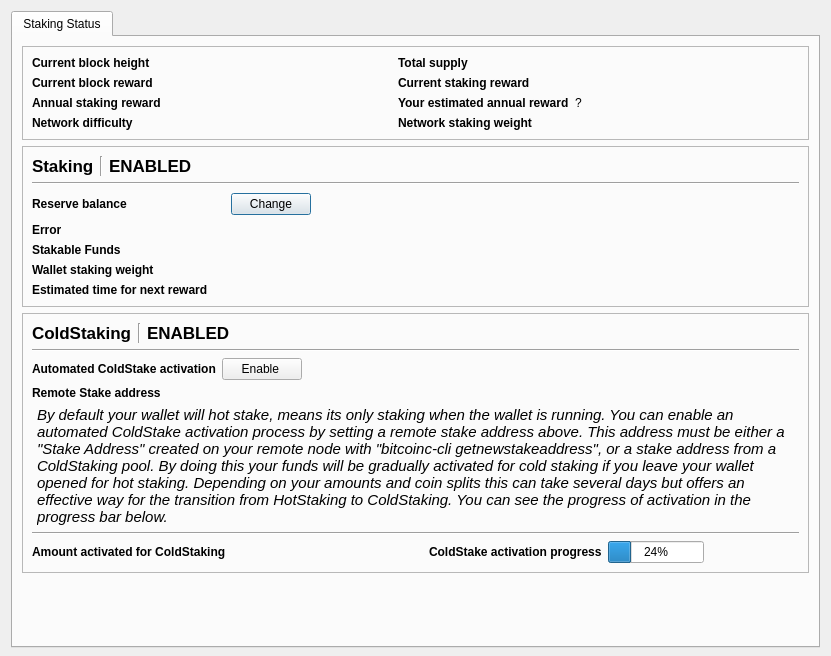
First picture: the form in src/qt/forms/stakingdialog.ui, repository Bitcoin-Confidential/BitcoinC-Core, before the edit.
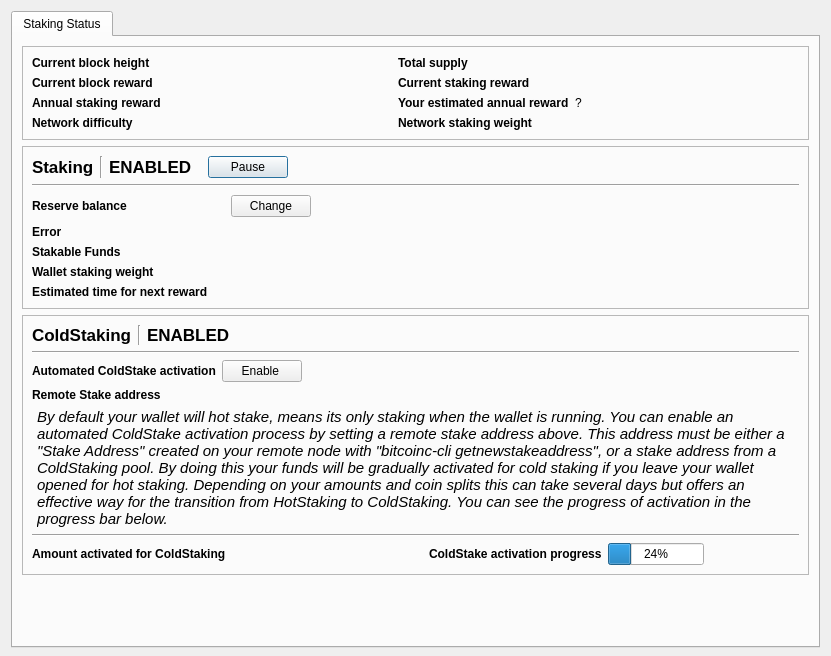
Second picture: the form after the edit.

Commit message: qt/rpc: Added staking pause functionality

```diff
--- a/src/qt/forms/stakingdialog.ui
+++ b/src/qt/forms/stakingdialog.ui
@@ -305,7 +305,7 @@
             <item>
              <widget class="QLabel" name="lblHotStakingEnabled">
               <property name="sizePolicy">
-               <sizepolicy hsizetype="Expanding" vsizetype="Maximum">
+               <sizepolicy hsizetype="Preferred" vsizetype="Maximum">
                 <horstretch>0</horstretch>
                 <verstretch>0</verstretch>
                </sizepolicy>
@@ -326,6 +326,42 @@
               </property>
              </widget>
             </item>
+            <item>
+             <spacer name="horizontalSpacer_4">
+              <property name="orientation">
+               <enum>Qt::Horizontal</enum>
+              </property>
+              <property name="sizeType">
+               <enum>QSizePolicy::Fixed</enum>
+              </property>
+              <property name="sizeHint" stdset="0">
+               <size>
+                <width>10</width>
+                <height>20</height>
+               </size>
+              </property>
+             </spacer>
+            </item>
+            <item>
+             <widget class="QPushButton" name="btnChangeStakingStatus">
+              <property name="text">
+               <string>Pause</string>
+              </property>
+             </widget>
+            </item>
+            <item>
+             <spacer name="horizontalSpacer">
+              <property name="orientation">
+               <enum>Qt::Horizontal</enum>
+              </property>
+              <property name="sizeHint" stdset="0">
+               <size>
+                <width>40</width>
+                <height>20</height>
+               </size>
+              </property>
+             </spacer>
+            </item>
            </layout>
           </item>
           <item>
```
The commit also changes 5 other files.
